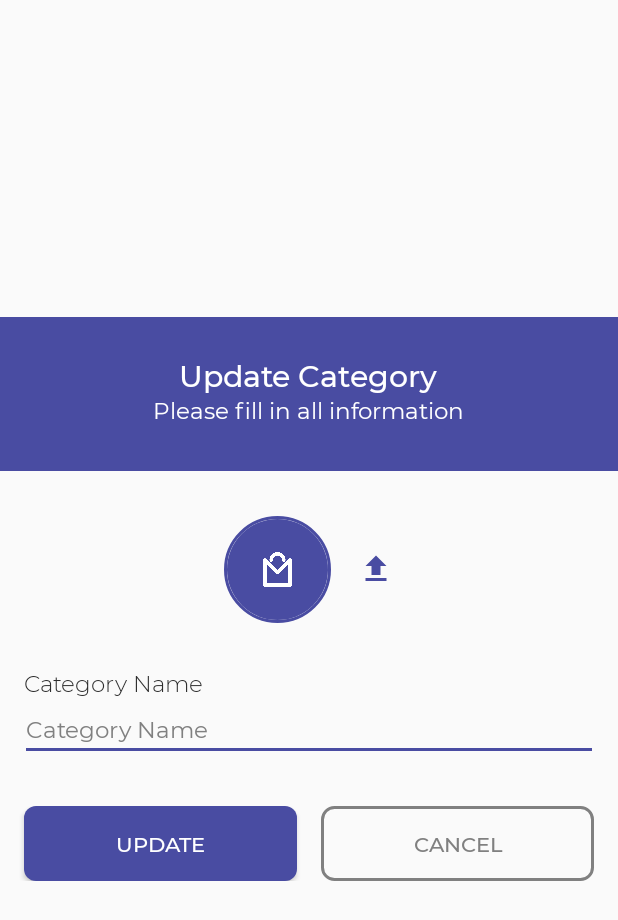
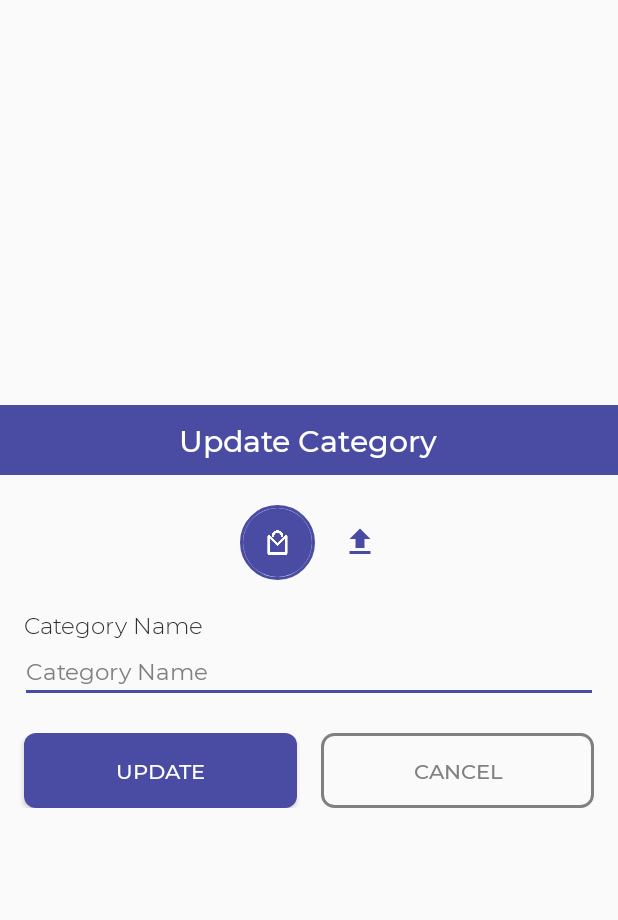
Before and after one commit to mmuhamadamirzaidi/SellynAppServer, an Android app: the layout dialog_activity_update_category.xml on its own in the app's theme, with its tools: preview values and no code run, on a phone screen of 412 x 824 dp. Shown: the top 920 px of the screen. Run offline under Robolectric (Android 15) with nearby library versions, the phone set to English and light mode, and no system bars.

Commit message:
Fix User Interface

```diff
--- a/app/src/main/res/layout/dialog_activity_update_category.xml
+++ b/app/src/main/res/layout/dialog_activity_update_category.xml
@@ -20,21 +20,22 @@
             android:id="@+id/nameuser"
             android:layout_width="wrap_content"
             android:layout_height="wrap_content"
-            android:layout_marginTop="25dp"
+            android:layout_marginTop="10dp"
+            android:layout_marginBottom="10dp"
             android:fontFamily="@font/mm"
             android:text="Update Category"
             android:textColor="@android:color/white"
             android:textSize="20sp" />
 
-        <TextView
-            android:id="@+id/walletuser"
-            android:layout_width="wrap_content"
-            android:layout_height="wrap_content"
-            android:layout_marginBottom="30dp"
-            android:fontFamily="@font/mr"
-            android:text="Please fill in all information"
-            android:textColor="@android:color/white"
-            android:textSize="15sp" />
+<!--        <TextView-->
+<!--            android:id="@+id/walletuser"-->
+<!--            android:layout_width="wrap_content"-->
+<!--            android:layout_height="wrap_content"-->
+<!--            android:layout_marginBottom="10dp"-->
+<!--            android:fontFamily="@font/mr"-->
+<!--            android:text="Please fill in all information"-->
+<!--            android:textColor="@android:color/white"-->
+<!--            android:textSize="15sp" />-->
 
     </LinearLayout>
 
@@ -49,13 +50,13 @@
             android:gravity="center"
             android:layout_width="match_parent"
             android:layout_height="wrap_content"
-            android:layout_marginTop="30dp"
+            android:layout_marginTop="20dp"
             android:orientation="horizontal">
 
             <de.hdodenhof.circleimageview.CircleImageView
                 android:id="@+id/select_image"
-                android:layout_width="71dp"
-                android:layout_height="71dp"
+                android:layout_width="50dp"
+                android:layout_height="50dp"
                 android:src="@drawable/logoround"
                 app:civ_border_color="@color/colorPrimaryDark"
                 app:civ_border_width="2dp" />
@@ -84,7 +85,7 @@
             <LinearLayout
                 android:layout_width="match_parent"
                 android:layout_height="wrap_content"
-                android:layout_marginTop="30dp"
+                android:layout_marginTop="20dp"
                 android:orientation="vertical">
 
                 <TextView
@@ -120,8 +121,8 @@
             </LinearLayout>
 
             <LinearLayout
-                android:layout_marginBottom="25dp"
-                android:layout_marginTop="30dp"
+                android:layout_marginBottom="15dp"
+                android:layout_marginTop="20dp"
                 android:layout_width="match_parent"
                 android:layout_height="wrap_content"
                 android:orientation="horizontal"
```
Also changed, not shown: app/src/main/res/layout/dialog_activity_update_product.xml (+17 -16 lines).
